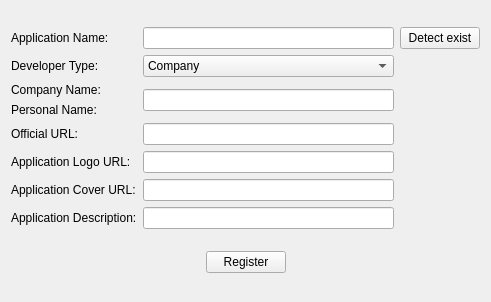
Before: the Qt Designer form src/qt/forms/applicationsregistry.ui in SAFE-anwang/safe, drawn with Qt 5.
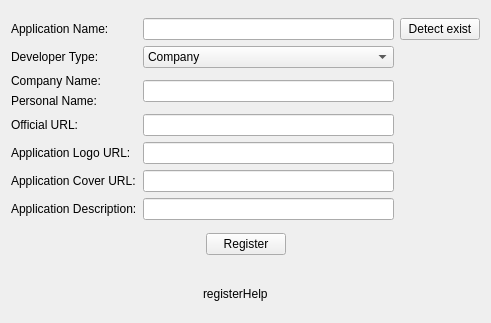
After: the same form once the commit is applied.

Diff of the .ui file:
```diff
--- a/src/qt/forms/applicationsregistry.ui
+++ b/src/qt/forms/applicationsregistry.ui
@@ -7,53 +7,69 @@
     <x>0</x>
     <y>0</y>
     <width>491</width>
-    <height>302</height>
+    <height>323</height>
    </rect>
   </property>
   <property name="windowTitle">
    <string>Form</string>
   </property>
-  <layout class="QGridLayout" name="gridLayout_4">
+  <layout class="QGridLayout" name="gridLayout_5">
+   <item row="1" column="0">
+    <layout class="QGridLayout" name="gridLayout_3">
+     <item row="0" column="1">
+      <widget class="QPushButton" name="registerButton">
+       <property name="text">
+        <string>Register</string>
+       </property>
+      </widget>
+     </item>
+     <item row="0" column="2">
+      <spacer name="horizontalSpacer_4">
+       <property name="orientation">
+        <enum>Qt::Horizontal</enum>
+       </property>
+       <property name="sizeHint" stdset="0">
+        <size>
+         <width>40</width>
+         <height>20</height>
+        </size>
+       </property>
+      </spacer>
+     </item>
+     <item row="0" column="0">
+      <spacer name="horizontalSpacer">
+       <property name="orientation">
+        <enum>Qt::Horizontal</enum>
+       </property>
+       <property name="sizeHint" stdset="0">
+        <size>
+         <width>78</width>
+         <height>20</height>
+        </size>
+       </property>
+      </spacer>
+     </item>
+    </layout>
+   </item>
    <item row="0" column="0">
     <layout class="QGridLayout" name="gridLayout_2">
-     <item row="0" column="0">
-      <widget class="QLabel" name="label">
-       <property name="text">
-        <string>Application Name:</string>
-       </property>
-      </widget>
+     <item row="4" column="1">
+      <widget class="QLineEdit" name="logoURLEdit"/>
      </item>
-     <item row="0" column="1">
-      <widget class="QLineEdit" name="applicationNameEdit"/>
-     </item>
-     <item row="0" column="2">
-      <widget class="QPushButton" name="detectExistButton">
+     <item row="4" column="0">
+      <widget class="QLabel" name="logoURLLabel">
        <property name="text">
-        <string>Detect exist</string>
+        <string>Application Logo URL:</string>
        </property>
       </widget>
      </item>
-     <item row="1" column="0">
-      <widget class="QLabel" name="label_6">
+     <item row="5" column="1">
+      <widget class="QLineEdit" name="coverURLEdit">
        <property name="text">
-        <string>Developer Type:</string>
+        <string/>
        </property>
       </widget>
      </item>
-     <item row="1" column="1">
-      <widget class="QComboBox" name="devTypeComboBox">
-       <item>
-        <property name="text">
-         <string>Company</string>
-        </property>
-       </item>
-       <item>
-        <property name="text">
-         <string>Personal</string>
-        </property>
-       </item>
-      </widget>
-     </item>
      <item row="2" column="0">
       <layout class="QGridLayout" name="gridLayout">
        <item row="0" column="0">
@@ -72,28 +88,11 @@
        </item>
       </layout>
      </item>
-     <item row="2" column="1">
-      <widget class="QLineEdit" name="devNameEdit"/>
-     </item>
-     <item row="3" column="0">
-      <widget class="QLabel" name="urlLabel">
-       <property name="text">
-        <string>Official URL:</string>
-       </property>
-      </widget>
-     </item>
      <item row="3" column="1">
       <widget class="QLineEdit" name="urlEdit"/>
      </item>
-     <item row="4" column="0">
-      <widget class="QLabel" name="logoURLLabel">
-       <property name="text">
-        <string>Application Logo URL:</string>
-       </property>
-      </widget>
-     </item>
-     <item row="4" column="1">
-      <widget class="QLineEdit" name="logoURLEdit"/>
+     <item row="2" column="1">
+      <widget class="QLineEdit" name="devNameEdit"/>
      </item>
      <item row="5" column="0">
       <widget class="QLabel" name="coverURLLabel">
@@ -102,13 +101,33 @@
        </property>
       </widget>
      </item>
-     <item row="5" column="1">
-      <widget class="QLineEdit" name="coverURLEdit">
+     <item row="0" column="1">
+      <widget class="QLineEdit" name="applicationNameEdit"/>
+     </item>
+     <item row="1" column="0">
+      <widget class="QLabel" name="label_6">
        <property name="text">
-        <string/>
+        <string>Developer Type:</string>
        </property>
       </widget>
      </item>
+     <item row="1" column="1">
+      <widget class="QComboBox" name="devTypeComboBox">
+       <item>
+        <property name="text">
+         <string>Company</string>
+        </property>
+       </item>
+       <item>
+        <property name="text">
+         <string>Personal</string>
+        </property>
+       </item>
+      </widget>
+     </item>
+     <item row="6" column="1">
+      <widget class="QLineEdit" name="applicationDescEdit"/>
+     </item>
      <item row="6" column="0">
       <widget class="QLabel" name="label_5">
        <property name="text">
@@ -116,35 +135,39 @@
        </property>
       </widget>
      </item>
-     <item row="6" column="1">
-      <widget class="QLineEdit" name="applicationDescEdit"/>
+     <item row="3" column="0">
+      <widget class="QLabel" name="urlLabel">
+       <property name="text">
+        <string>Official URL:</string>
+       </property>
+      </widget>
+     </item>
+     <item row="0" column="0">
+      <widget class="QLabel" name="label">
+       <property name="text">
+        <string>Application Name:</string>
+       </property>
+      </widget>
+     </item>
+     <item row="0" column="2">
+      <widget class="QPushButton" name="detectExistButton">
+       <property name="text">
+        <string>Detect exist</string>
+       </property>
+      </widget>
      </item>
     </layout>
    </item>
-   <item row="1" column="0">
-    <layout class="QGridLayout" name="gridLayout_3">
-     <item row="0" column="0">
-      <spacer name="horizontalSpacer">
-       <property name="orientation">
-        <enum>Qt::Horizontal</enum>
-       </property>
-       <property name="sizeHint" stdset="0">
-        <size>
-         <width>78</width>
-         <height>20</height>
-        </size>
-       </property>
-      </spacer>
-     </item>
-     <item row="0" column="1">
-      <widget class="QPushButton" name="registerButton">
-       <property name="text">
-        <string>Register</string>
-       </property>
-      </widget>
-     </item>
+   <item row="2" column="0">
+    <layout class="QGridLayout" name="gridLayout_4">
+     <property name="topMargin">
+      <number>15</number>
+     </property>
+     <property name="rightMargin">
+      <number>0</number>
+     </property>
      <item row="0" column="2">
-      <spacer name="horizontalSpacer_4">
+      <spacer name="horizontalSpacer_3">
        <property name="orientation">
         <enum>Qt::Horizontal</enum>
        </property>
@@ -156,6 +179,50 @@
        </property>
       </spacer>
      </item>
+     <item row="0" column="0">
+      <spacer name="horizontalSpacer_2">
+       <property name="orientation">
+        <enum>Qt::Horizontal</enum>
+       </property>
+       <property name="sizeHint" stdset="0">
+        <size>
+         <width>78</width>
+         <height>20</height>
+        </size>
+       </property>
+      </spacer>
+     </item>
+     <item row="0" column="1" alignment="Qt::AlignHCenter">
+      <widget class="QLabel" name="registerHelp">
+       <property name="minimumSize">
+        <size>
+         <width>86</width>
+         <height>0</height>
+        </size>
+       </property>
+       <property name="maximumSize">
+        <size>
+         <width>400</width>
+         <height>21</height>
+        </size>
+       </property>
+       <property name="baseSize">
+        <size>
+         <width>86</width>
+         <height>200</height>
+        </size>
+       </property>
+       <property name="lineWidth">
+        <number>0</number>
+       </property>
+       <property name="text">
+        <string>registerHelp</string>
+       </property>
+       <property name="margin">
+        <number>-1</number>
+       </property>
+      </widget>
+     </item>
     </layout>
    </item>
   </layout>
```
